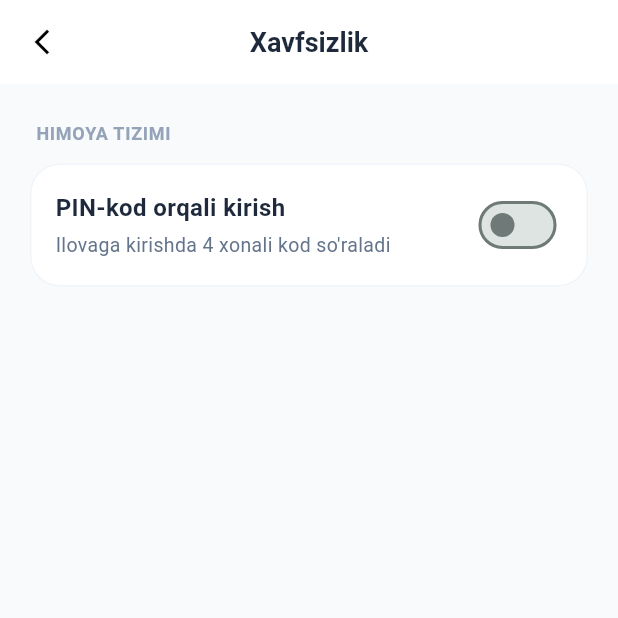
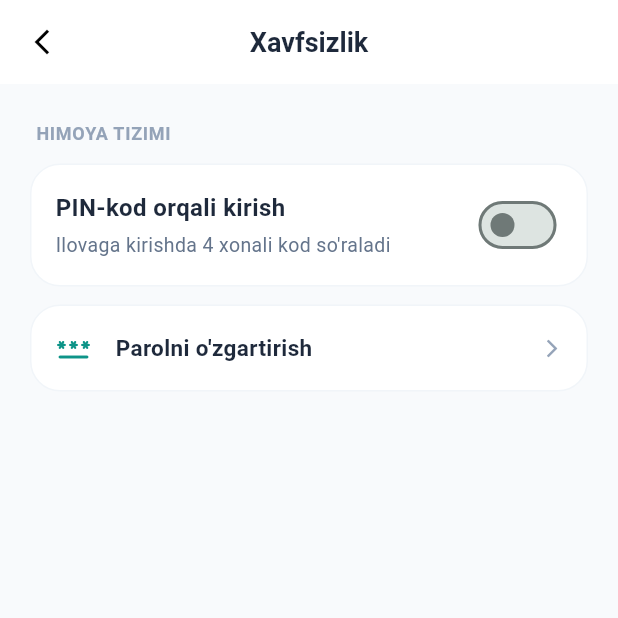
Before and after one commit to alisherg699-debug/PocketTrack, a Flutter app: the SecurityPage screen opened directly, on a phone screen of 412 x 824 dp, the top half of it. Run offline on Flutter 3.47's test engine with Material 3 defaults, Android fonts, the phone set to English and light mode, and no system bars; our stand-ins replace cloud_firestore, dio, firebase_auth, firebase_core, fl_chart, flutter_bloc and 10 more; missing offline and left inert: excel_plus; accounts and stored records are empty; Roboto replaces fonts that are missing (Geist); project files that could hold a hidden picture were left out.

Commit message:
Parolni o'zgartirish qismi qo'shildi

```diff
--- a/lib/features/auth/presentation/pages/security_page.dart
+++ b/lib/features/auth/presentation/pages/security_page.dart
@@ -1,6 +1,7 @@
 import 'package:flutter/material.dart';
 import 'package:flutter/services.dart';
 import 'package:flutter_secure_storage/flutter_secure_storage.dart';
+import 'change_password_page.dart';
 
 class SecurityPage extends StatefulWidget {
   const SecurityPage({super.key});
@@ -209,6 +210,42 @@ class _SecurityPageState extends State<SecurityPage> {
                 ),
               ),
             ),
+            const SizedBox(height: 12),
+            Padding(
+              padding: const EdgeInsets.symmetric(horizontal: 20),
+              child: GestureDetector(
+                onTap: () {
+                  Navigator.push(
+                    context,
+                    MaterialPageRoute(builder: (context) => const ChangePasswordPage()),
+                  );
+                },
+                child: Container(
+                  padding: const EdgeInsets.all(16),
+                  decoration: BoxDecoration(
+                    color: Colors.white,
+                    borderRadius: BorderRadius.circular(20),
+                    border: Border.all(color: const Color(0xFFF1F5F9)),
+                  ),
+                  child: const Row(
+                    children: [
+                      Icon(Icons.password_rounded, color: Color(0xFF0D9488)),
+                      SizedBox(width: 16),
+                      Text(
+                        "Parolni o'zgartirish",
+                        style: TextStyle(
+                          fontSize: 15,
+                          fontWeight: FontWeight.w600,
+                          color: Color(0xFF1E293B),
+                        ),
+                      ),
+                      Spacer(),
+                      Icon(Icons.arrow_forward_ios, size: 14, color: Color(0xFF94A3B8)),
+                    ],
+                  ),
+                ),
+              ),
+            ),
             if (_isPinEnabled) ...[
               const SizedBox(height: 12),
               Padding(
--- a/lib/features/expense/domain/repositories/auth_repository.dart
+++ b/lib/features/expense/domain/repositories/auth_repository.dart
@@ -10,6 +10,8 @@ abstract class AuthRepository {
 
   Future<void> resetPassword(String email, String newPassword);
 
+  Future<void> changePassword(String currentPassword, String newPassword);
+
   Future<void> logout();
 
   Future<String?> refreshToken(String refreshToken);
```
Also changed, not shown: lib/features/auth/presentation/pages/change_password_page.dart (added, +205 -0 lines), lib/features/expense/application/auth_cubit.dart (+12 -0 lines), lib/features/expense/domain/repositories/auth_repository_impl.dart (+16 -0 lines).
